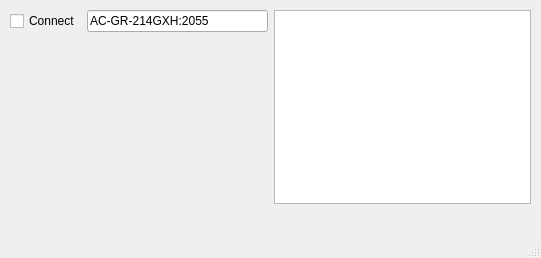
Old version of the form resources/fbgs_sensor.ui in the repository ScottyChung/fbgs_sensor.
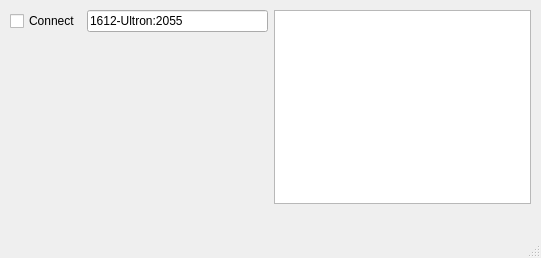
New version of the form.

```diff
--- a/resources/fbgs_sensor.ui
+++ b/resources/fbgs_sensor.ui
@@ -38,7 +38,7 @@
          <item>
           <widget class="QLineEdit" name="hostInput">
            <property name="text">
-            <string>AC-GR-214GXH:2055</string>
+            <string>1612-Ultron:2055</string>
            </property>
            <property name="placeholderText">
             <string>Host:Port</string>
```
